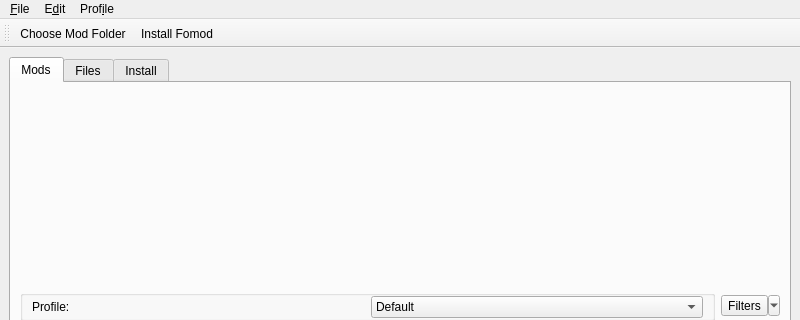
Kf4btg/SkyModMan, file skymodman/qt_interface/qt_manager.ui: the form before one commit; both pictures show x 0 to 800 and y 0 to 320 of the 800 by 600 pixel window.
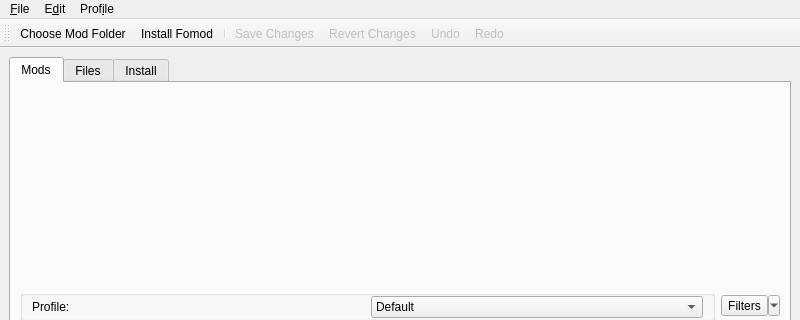
The form after the commit. Icons and pictures are not drawn.

Commit message: make tab-change handling more robust

```diff
--- a/skymodman/qt_interface/qt_manager.ui
+++ b/skymodman/qt_interface/qt_manager.ui
@@ -528,6 +528,11 @@
    </attribute>
    <addaction name="action_choose_mod_folder"/>
    <addaction name="action_install_fomod"/>
+   <addaction name="separator"/>
+   <addaction name="action_save_changes"/>
+   <addaction name="action_revert_changes"/>
+   <addaction name="action_undo"/>
+   <addaction name="action_redo"/>
   </widget>
   <widget class="QStatusBar" name="statusBar"/>
   <action name="action_install_fomod">
@@ -615,6 +620,9 @@
    </property>
   </action>
   <action name="action_undo">
+   <property name="enabled">
+    <bool>false</bool>
+   </property>
    <property name="icon">
     <iconset theme="edit-undo">
      <normaloff>.</normaloff>.</iconset>
@@ -627,6 +635,9 @@
    </property>
   </action>
   <action name="action_redo">
+   <property name="enabled">
+    <bool>false</bool>
+   </property>
    <property name="icon">
     <iconset theme="edit-redo">
      <normaloff>.</normaloff>.</iconset>
@@ -736,6 +747,27 @@
     <string>Ctrl+Shift+Down</string>
    </property>
   </action>
+  <action name="action_revert_changes">
+   <property name="enabled">
+    <bool>false</bool>
+   </property>
+   <property name="icon">
+    <iconset theme="document-revert">
+     <normaloff>.</normaloff>.</iconset>
+   </property>
+   <property name="text">
+    <string>&amp;Revert Changes</string>
+   </property>
+   <property name="toolTip">
+    <string>Revert all unsaved changes</string>
+   </property>
+   <property name="statusTip">
+    <string>Reset to last saved state, undoing any unsaved changes</string>
+   </property>
+   <property name="shortcut">
+    <string>Ctrl+Shift+R</string>
+   </property>
+  </action>
  </widget>
  <resources/>
  <connections/>
```
Left out of the diff: 5 changed lines with no effect on the pictures. The commit also changes 3 other files.
